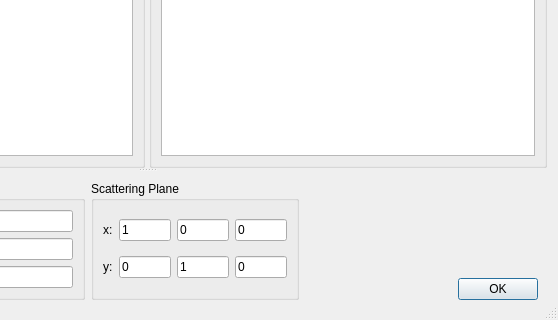
This is ui/taz.ui in tweber-ill/frm_mirror-takin1 as Qt 5 draws it before an edit; both pictures show x 264 to 822 and y 304 to 624 of the 822 by 624 pixel window. The edited form follows.
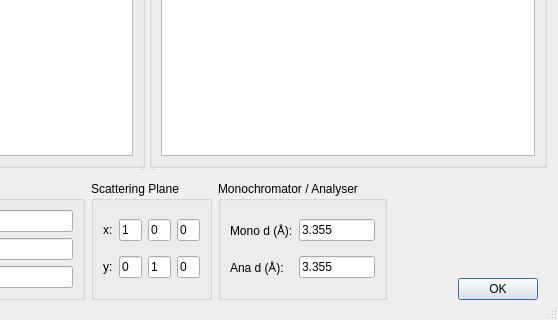
This is the edited form.

Commit message: more tas layout drawing

```diff
--- a/ui/taz.ui
+++ b/ui/taz.ui
@@ -288,7 +288,7 @@
          </layout>
         </widget>
        </item>
-       <item row="0" column="2" rowspan="2" colspan="2">
+       <item row="0" column="3" rowspan="2" colspan="2">
         <spacer name="horizontalSpacer">
          <property name="orientation">
           <enum>Qt::Horizontal</enum>
@@ -301,13 +301,50 @@
          </property>
         </spacer>
        </item>
-       <item row="1" column="3">
+       <item row="1" column="4">
         <widget class="QDialogButtonBox" name="buttonBox">
          <property name="standardButtons">
           <set>QDialogButtonBox::Ok</set>
          </property>
         </widget>
        </item>
+       <item row="0" column="2" rowspan="2">
+        <widget class="QGroupBox" name="groupBox_5">
+         <property name="title">
+          <string>Monochromator / Analyser</string>
+         </property>
+         <layout class="QGridLayout" name="gridLayout">
+          <item row="0" column="0">
+           <widget class="QLabel" name="label_9">
+            <property name="text">
+             <string>Mono d (Å):</string>
+            </property>
+           </widget>
+          </item>
+          <item row="0" column="1">
+           <widget class="QLineEdit" name="editMonoD">
+            <property name="text">
+             <string>3.355</string>
+            </property>
+           </widget>
+          </item>
+          <item row="1" column="0">
+           <widget class="QLabel" name="label_10">
+            <property name="text">
+             <string>Ana d (Å):</string>
+            </property>
+           </widget>
+          </item>
+          <item row="1" column="1">
+           <widget class="QLineEdit" name="editAnaD">
+            <property name="text">
+             <string>3.355</string>
+            </property>
+           </widget>
+          </item>
+         </layout>
+        </widget>
+       </item>
       </layout>
      </widget>
     </widget>
```
The commit also changes 8 other files.
